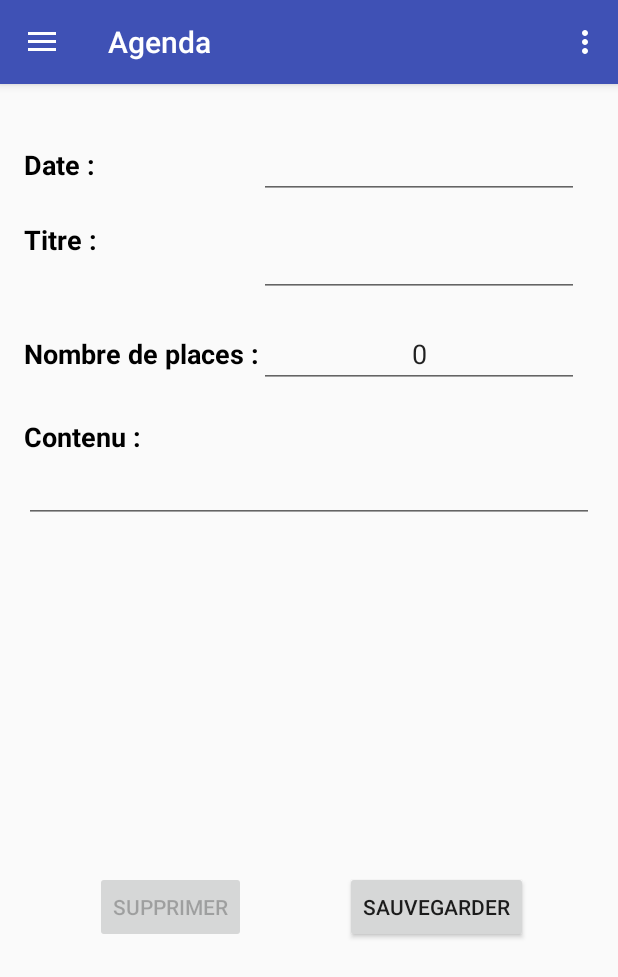
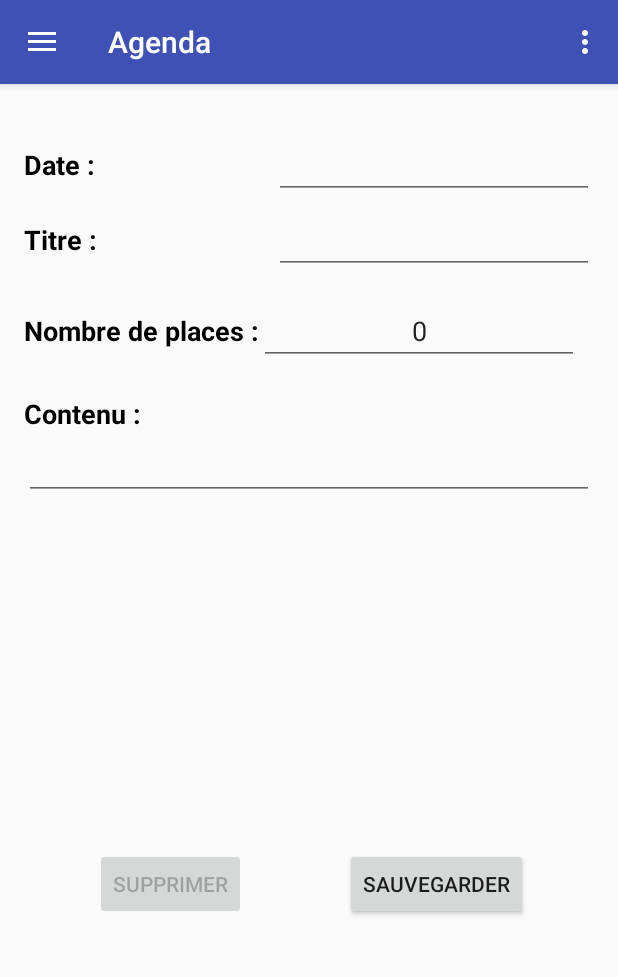
Before and after one commit to Mapotofu911/Gsb_App_Login, an Android app: the fragment ModifierEvenementsFragment placed in its activity, on a phone screen of 412 x 824 dp. Shown: the top 977 px of the screen. Run offline under Robolectric (Android 15) with nearby library versions, the phone set to English and light mode, and no system bars.

Commit message:
v1.02 added datepicker and minor layout changes

```diff
--- a/app/src/main/AndroidManifest.xml
+++ b/app/src/main/AndroidManifest.xml
@@ -28,7 +28,6 @@
             android:label="@string/title_activity_navigation_drawer"
             android:theme="@style/AppTheme.NoActionBar"
             android:windowSoftInputMode="adjustPan" >
-
         </activity>
     </application>
 
--- a/app/src/main/java/com/galaxy/gsb_app/Fragments/ModifierEvenementsFragment.java
+++ b/app/src/main/java/com/galaxy/gsb_app/Fragments/ModifierEvenementsFragment.java
@@ -1,6 +1,7 @@
 package com.galaxy.gsb_app.Fragments;
 
 
+import android.app.DatePickerDialog;
 import android.os.AsyncTask;
 import android.os.Bundle;
 import android.support.annotation.Nullable;
@@ -9,15 +10,20 @@ import android.view.LayoutInflater;
 import android.view.View;
 import android.view.ViewGroup;
 import android.widget.Button;
+import android.widget.DatePicker;
 import android.widget.EditText;
 import android.widget.TextView;
 import android.support.v4.app.Fragment;
 import android.widget.Toast;
+
+import com.galaxy.gsb_app.Activity.MainActivity;
+import com.galaxy.gsb_app.Class.DatePickerFragment;
 import com.galaxy.gsb_app.Handler.RequestHandler;
 
 import com.galaxy.gsb_app.Class.NewsSingleton;
 import com.galaxy.gsb_app.R;
 
+import java.util.Calendar;
 import java.util.HashMap;
 
 import static java.sql.Types.NULL;
@@ -26,10 +32,10 @@ import static java.sql.Types.NULL;
  * Created by Mapotofu on 24/04/2017.
  */
 
-public class ModifierEvenementsFragment extends Fragment{
+public class ModifierEvenementsFragment extends Fragment {
 
     NewsSingleton newsSingleton;
-
+    EditText editTextDate;
 
 
     @Nullable
@@ -40,7 +46,7 @@ public class ModifierEvenementsFragment extends Fragment{
 
         newsSingleton = NewsSingleton.getInstance();
 
-        final EditText editTextDate = (EditText)view.findViewById(R.id.editTextDate);
+        editTextDate = (EditText)view.findViewById(R.id.editTextDate);
         final EditText editTextTitre = (EditText)view.findViewById(R.id.editTextTitre);
         final EditText editTextContent = (EditText)view.findViewById(R.id.editTextContent);
         final EditText editTextNbPlaces = (EditText)view.findViewById(R.id.editTextNbPlaces);
@@ -49,6 +55,7 @@ public class ModifierEvenementsFragment extends Fragment{
 
 
         editTextDate.setText(newsSingleton.getDate());
+        editTextDate.setInputType(NULL);
         editTextTitre.setText(newsSingleton.getTitle());
         editTextContent.setText(newsSingleton.getContent());
 
@@ -61,6 +68,14 @@ public class ModifierEvenementsFragment extends Fragment{
         {
             buttonDelete.setEnabled(false);
         }
+
+        editTextDate.setOnClickListener(new View.OnClickListener(){
+            public void onClick(View v) {
+
+                showDatePicker();
+
+            }
+        });
 
         buttonSave.setOnClickListener(new View.OnClickListener() {
 
@@ -97,7 +112,6 @@ public class ModifierEvenementsFragment extends Fragment{
                 getActivity().getSupportFragmentManager().beginTransaction().replace(R.id.content_frame, myFrag).addToBackStack(null).commit();
             }
         });
-
 
         return view;
     }
@@ -170,4 +184,32 @@ public class ModifierEvenementsFragment extends Fragment{
         deleteEvenement ue = new deleteEvenement();
         ue.execute();
     }
+
+    private void showDatePicker() {
+        DatePickerFragment date = new DatePickerFragment();
+        /**
+         * Set Up Current Date Into dialog
+         */
+        Calendar calender = Calendar.getInstance();
+        Bundle args = new Bundle();
+        args.putInt("year", calender.get(Calendar.YEAR));
+        args.putInt("month", calender.get(Calendar.MONTH));
+        args.putInt("day", calender.get(Calendar.DAY_OF_MONTH));
+        date.setArguments(args);
+        /**
+         * Set Call back to capture selected date
+         */
+        date.setCallBack(ondate);
+        date.show(getFragmentManager(), "Date Picker");
+    }
+
+    DatePickerDialog.OnDateSetListener ondate = new DatePickerDialog.OnDateSetListener() {
+
+        public void onDateSet(DatePicker view, int year, int monthOfYear,
+                              int dayOfMonth) {
+
+            editTextDate.setText(String.valueOf(year) + "-" + String.valueOf(monthOfYear+1)
+                    + "-" + String.valueOf(dayOfMonth));
+        }
+    };
 }
--- /dev/null
+++ b/app/src/main/res/drawable/ic_navmenu.xml
@@ -0,0 +1,9 @@
+<vector xmlns:android="http://schemas.android.com/apk/res/android"
+        android:width="24dp"
+        android:height="24dp"
+        android:viewportWidth="24.0"
+        android:viewportHeight="24.0">
+    <path
+        android:fillColor="#FF000000"
+        android:pathData="M2.01,21L23,12 2.01,3 2,10l15,2 -15,2z"/>
+</vector>
--- a/app/src/main/res/layout/fragment_modifier_evenements.xml
+++ b/app/src/main/res/layout/fragment_modifier_evenements.xml
@@ -94,7 +94,6 @@
         android:text="Supprimer" />
 
     <EditText
-        android:layout_marginTop="20sp"
         android:id="@+id/editTextTitre"
         android:layout_width="wrap_content"
         android:layout_height="wrap_content"
@@ -102,32 +101,30 @@
         android:inputType="textPersonName"
         android:textAlignment="center"
         android:textColor="@android:color/black"
-        android:layout_below="@+id/editTextDate"
-        android:layout_alignStart="@+id/editTextNbPlaces" />
+        android:layout_alignBaseline="@+id/textView35"
+        android:layout_alignBottom="@+id/textView35"
+        android:layout_alignParentEnd="true" />
 
     <EditText
-        android:layout_marginTop="15sp"
         android:id="@+id/editTextNbPlaces"
         android:layout_width="wrap_content"
         android:layout_height="wrap_content"
+        android:ems="10"
+        android:inputType="number"
+        android:textAlignment="center"
         android:layout_alignBaseline="@+id/textViexNbPlace"
         android:layout_alignBottom="@+id/textViexNbPlace"
-        android:layout_toEndOf="@+id/textViexNbPlace"
-        android:ems="10"
-        android:inputType="number"
-        android:textAlignment="center" />
+        android:layout_toEndOf="@+id/textViexNbPlace" />
 
     <EditText
-
         android:id="@+id/editTextDate"
         android:layout_width="wrap_content"
         android:layout_height="wrap_content"
+        android:layout_alignBaseline="@+id/textView37"
+        android:layout_alignBottom="@+id/textView37"
+        android:layout_alignParentEnd="true"
         android:ems="10"
         android:inputType="date"
-        android:textAlignment="center"
-        android:textColor="@android:color/black"
-        android:layout_alignBaseline="@+id/textView37"
-        android:layout_alignBottom="@+id/textView37"
-        android:layout_alignStart="@+id/editTextTitre" />
+        android:textAlignment="center" />
 
 </RelativeLayout>
--- a/app/src/main/res/menu/activity_navigation_drawer_drawer.xml
+++ b/app/src/main/res/menu/activity_navigation_drawer_drawer.xml
@@ -3,29 +3,27 @@
     <group android:checkableBehavior="single">
         <item
             android:id="@+id/nav_agenda"
-            android:icon="@mipmap/ic_launcher"
+            android:icon="@drawable/ic_navmenu"
             android:title="Agenda" />
         <item
             android:id="@+id/nav_comptes_rendues"
-            android:icon="@mipmap/ic_launcher"
-            android:title="Comptes Rendues" />
+            android:icon="@drawable/ic_navmenu"
+            android:title="Comptes Rendus" />
 
         <item
             android:id="@+id/nav_Medicaments"
-            android:icon="@mipmap/ic_launcher"
+            android:icon="@drawable/ic_navmenu"
             android:title="Medicaments" />
 
         <item
             android:id="@+id/nav_practiciens"
-            android:icon="@mipmap/ic_launcher"
+            android:icon="@drawable/ic_navmenu"
             android:title="Practiciens" />
 
         <item
             android:id="@+id/nav_visiteurs"
-            android:icon="@mipmap/ic_launcher"
+            android:icon="@drawable/ic_navmenu"
             android:title="Visiteurs" />
-
     </group>
 
-
 </menu>
```
Also changed, not shown: app/src/main/java/com/galaxy/gsb_app/Activity/MainActivity.java (+54 -1 lines), app/src/main/java/com/galaxy/gsb_app/Class/DatePickerFragment.java (added, +36 -0 lines), app/src/main/res/layout/fragment_compte_rendus_modifier.xml (+26 -21 lines), app/src/main/ic_navMenu-web.png (added).
